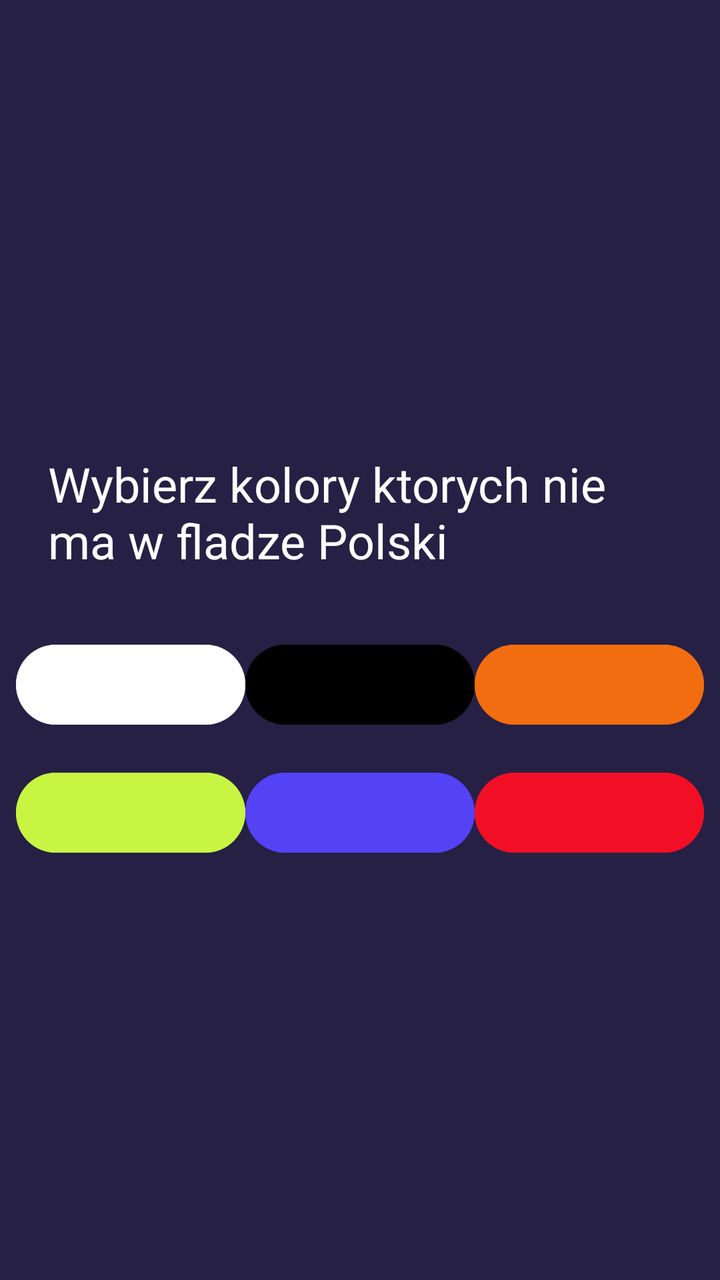
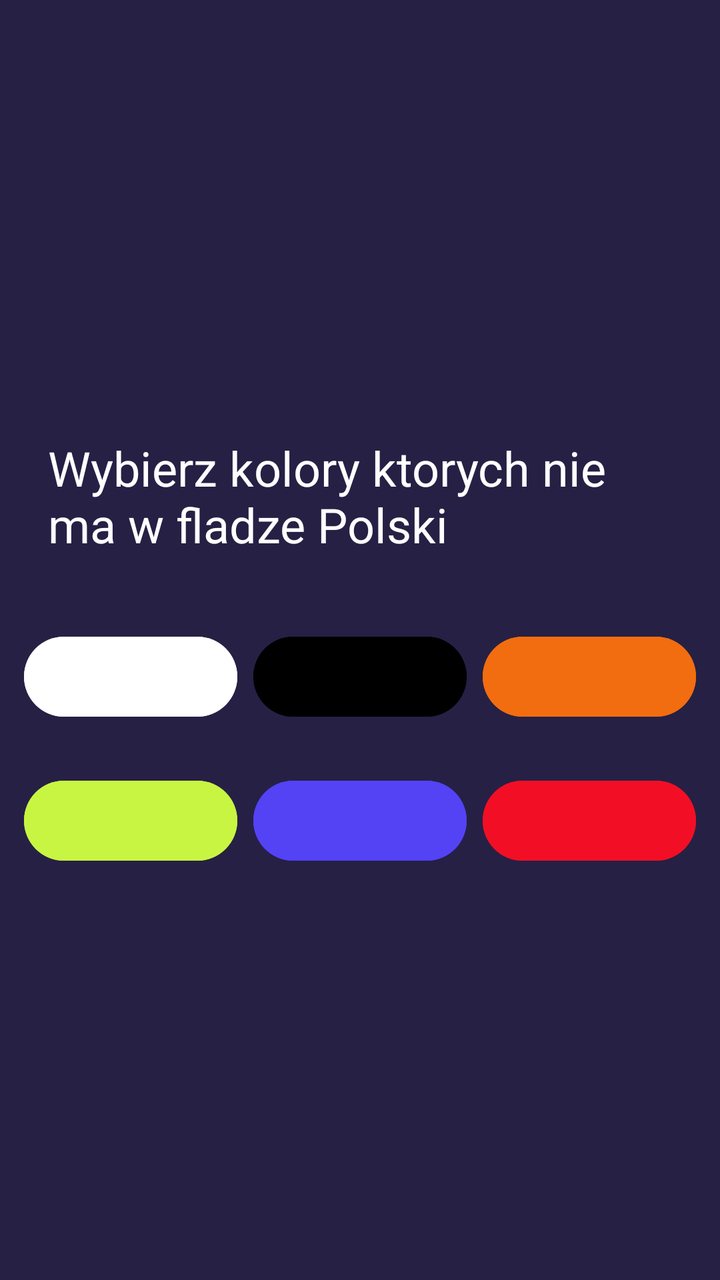

Screens rendered from an Android XML layout before and after an edit, with the pre-edit source and the edit as a unified diff.
<!-- AndroidManifest.xml: application theme Theme.Flagi -->
<!-- res/layout/activity_main.xml -->
<?xml version="1.0" encoding="utf-8"?>
<LinearLayout xmlns:android="http://schemas.android.com/apk/res/android"
    xmlns:app="http://schemas.android.com/apk/res-auto"
    xmlns:tools="http://schemas.android.com/tools"
    android:id="@+id/main"
    android:layout_width="match_parent"
    android:layout_height="match_parent"
    android:background="#262045"
    android:orientation="vertical"
    android:gravity="center"
    tools:context=".MainActivity">

    

    
    


    <TextView
        android:id="@+id/question"
        android:layout_width="wrap_content"
        android:layout_height="wrap_content"
        android:textSize="24sp"
        android:layout_margin="16dp"
        android:padding="8dp"
        android:textColor="@color/white"
        android:text="@string/polecenie" />


    <LinearLayout
        android:layout_width="match_parent"
        android:layout_height="wrap_content"
        android:padding="8sp"
        android:orientation="horizontal">

        <Button
            android:id="@+id/button"
            android:layout_width="wrap_content"
            android:layout_height="wrap_content"
            android:textColor="@color/black"
            android:backgroundTint="@color/white"
            android:layout_weight="1"
            android:onClick="isCorrect"
            android:text=""/>

        <Button
            android:id="@+id/button2"
            android:layout_width="wrap_content"
            android:layout_height="wrap_content"
            android:backgroundTint="@color/black"
            android:layout_weight="1"
            android:onClick="isIncorrect"
            android:text=""
            />

        <Button
            android:id="@+id/button3"
            android:layout_width="wrap_content"
            android:layout_height="wrap_content"
            android:backgroundTint="#f26d0f"
            android:layout_weight="1"
            android:onClick="isIncorrect"
            android:text=""
            />
    </LinearLayout>

    <LinearLayout
        android:layout_width="match_parent"
        android:layout_height="wrap_content"
        android:orientation="horizontal"
        android:padding="8sp"
        >


        <Button
            android:id="@+id/button4"
            android:layout_width="wrap_content"
            android:layout_height="wrap_content"
            android:backgroundTint="#c8f542"
            android:layout_weight="1"
            android:onClick="isIncorrect"
            android:text="" />

        <Button
            android:id="@+id/button5"
            android:layout_width="wrap_content"
            android:layout_height="wrap_content"
            android:backgroundTint="#5442f5"
            android:layout_weight="1"
            android:onClick="isIncorrect"
            android:text=""/>

        <Button
            android:id="@+id/button6"
            android:layout_width="wrap_content"
            android:layout_height="wrap_content"
            android:backgroundTint="#f20f25"
            android:layout_weight="1"
            android:text=""
            android:onClick="isCorrect"
            />
    </LinearLayout>

</LinearLayout>
<!-- resources referenced by this layout -->
<resources>
  <color name="black">#FF000000</color>
  <color name="white">#FFFFFFFF</color>
  <string name="polecenie">Wybierz kolory ktorych nie ma w fladze Polski</string>
  <style name="Theme.Flagi" parent="Base.Theme.Flagi" />
  <style name="Base.Theme.Flagi" parent="Theme.Material3.DayNight.NoActionBar">
          
          
      </style>
</resources>

<!-- the commit's change to res/layout/activity_main.xml (unified diff, before → after) -->
@@ -20,7 +20,7 @@
         android:id="@+id/question"
         android:layout_width="wrap_content"
         android:layout_height="wrap_content"
-        android:textSize="24sp"
+        android:textSize="@dimen/question_text_size"
         android:layout_margin="16dp"
         android:padding="8dp"
         android:textColor="@color/white"
@@ -39,6 +39,7 @@
             android:layout_height="wrap_content"
             android:textColor="@color/black"
             android:backgroundTint="@color/white"
+            android:layout_margin="@dimen/margin_btn"
             android:layout_weight="1"
             android:onClick="isCorrect"
             android:text=""/>
@@ -48,6 +49,7 @@
             android:layout_width="wrap_content"
             android:layout_height="wrap_content"
             android:backgroundTint="@color/black"
+            android:layout_margin="@dimen/margin_btn"
             android:layout_weight="1"
             android:onClick="isIncorrect"
             android:text=""
@@ -58,6 +60,7 @@
             android:layout_width="wrap_content"
             android:layout_height="wrap_content"
             android:backgroundTint="#f26d0f"
+            android:layout_margin="@dimen/margin_btn"
             android:layout_weight="1"
             android:onClick="isIncorrect"
             android:text=""
@@ -77,6 +80,7 @@
             android:layout_width="wrap_content"
             android:layout_height="wrap_content"
             android:backgroundTint="#c8f542"
+            android:layout_margin="@dimen/margin_btn"
             android:layout_weight="1"
             android:onClick="isIncorrect"
             android:text="" />
@@ -86,6 +90,7 @@
             android:layout_width="wrap_content"
             android:layout_height="wrap_content"
             android:backgroundTint="#5442f5"
+            android:layout_margin="@dimen/margin_btn"
             android:layout_weight="1"
             android:onClick="isIncorrect"
             android:text=""/>
@@ -95,6 +100,7 @@
             android:layout_width="wrap_content"
             android:layout_height="wrap_content"
             android:backgroundTint="#f20f25"
+            android:layout_margin="@dimen/margin_btn"
             android:layout_weight="1"
             android:text=""
             android:onClick="isCorrect"
<!-- resource entries referenced after the edit -->
@@ -2,6 +2,8 @@
 <resources>
   <color name="black">#FF000000</color>
   <color name="white">#FFFFFFFF</color>
+  <dimen name="margin_btn">4dp</dimen>
+  <dimen name="question_text_size">24sp</dimen>
   <string name="polecenie">Wybierz kolory ktorych nie ma w fladze Polski</string>
   <style name="Theme.Flagi" parent="Base.Theme.Flagi" />
   <style name="Base.Theme.Flagi" parent="Theme.Material3.DayNight.NoActionBar">
